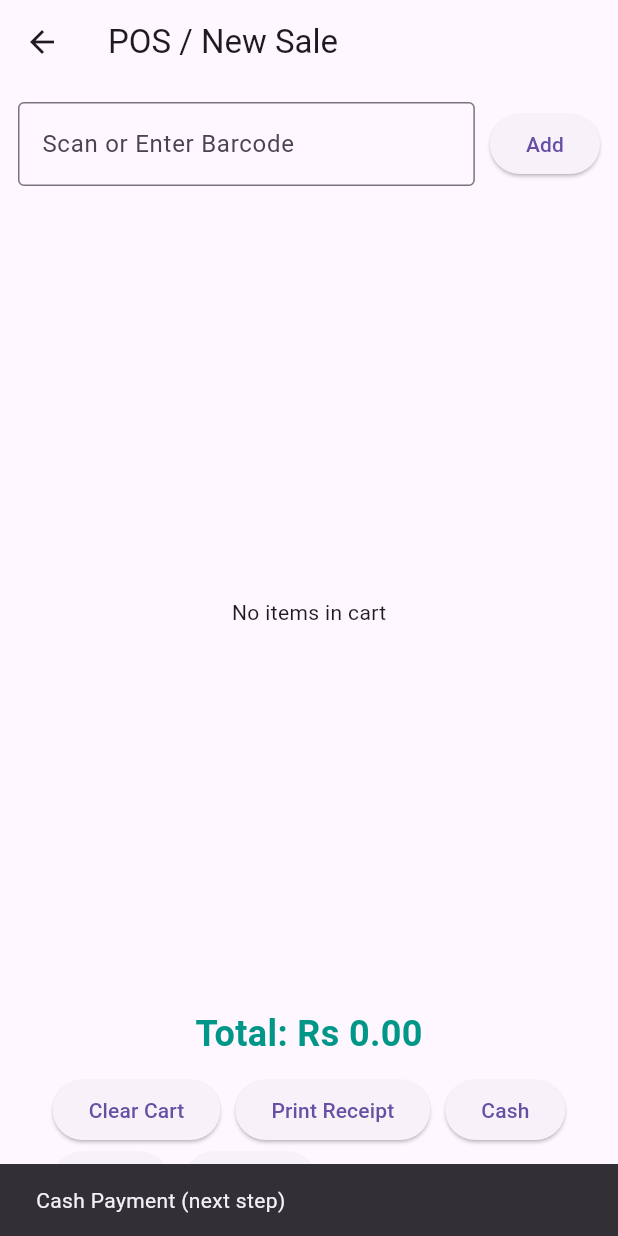
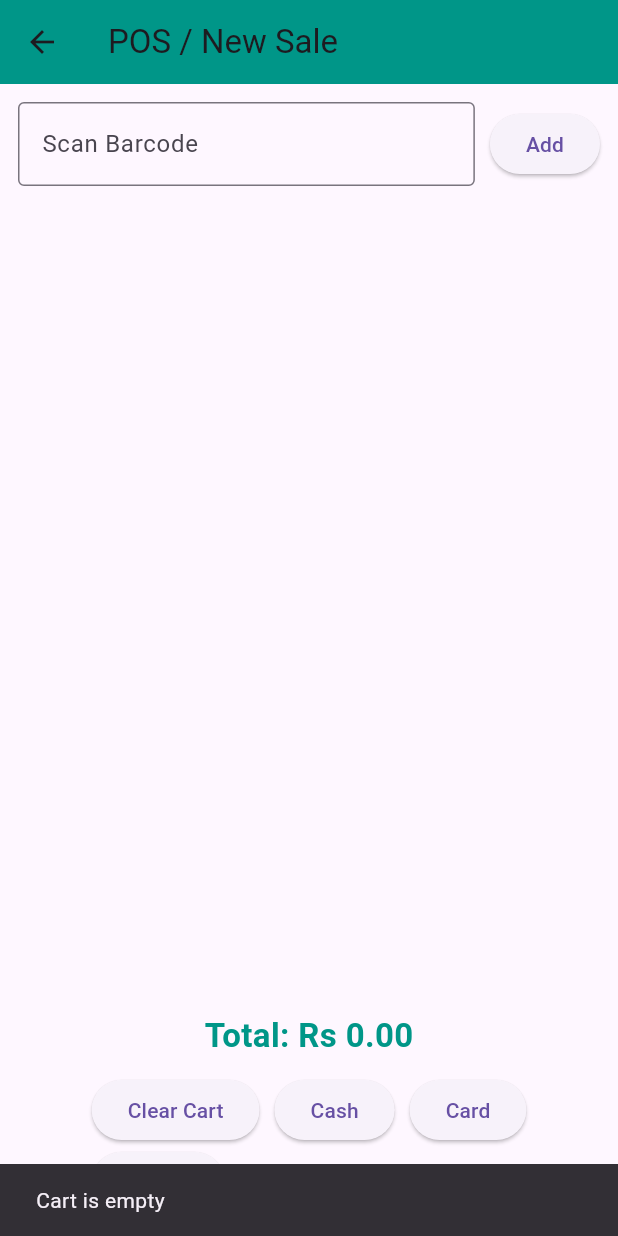
Before and after one commit to Maheen-03/flutter-shop-app-fe, a Flutter app: the PosScreen screen opened directly, after a tap on "Cash", on a phone screen of 412 x 824 dp. Run offline on Flutter 3.47's test engine with Material 3 defaults, Android fonts, the phone set to English and light mode, and no system bars; our stand-ins replace barcode_widget, firebase_auth, firebase_core, pdf, printing; missing offline and left inert: barcode; accounts and stored records are empty; network calls fail.

Commit message:
receipt, barcode, print, barcode pdf added

```diff
--- a/lib/screens/dashboard_screen.dart
+++ b/lib/screens/dashboard_screen.dart
@@ -4,6 +4,7 @@ import 'products_screen.dart';
 import 'categories_screen.dart';
 import 'inventory_screen.dart';
 import 'sales_history_screen.dart';
+import 'menu_screen.dart';
 
 class DashboardScreen extends StatelessWidget {
   const DashboardScreen({super.key});
@@ -70,7 +71,7 @@ class DashboardScreen extends StatelessWidget {
               context,
               "POS",
               Icons.point_of_sale,
-              const AddProductScreen(),
+              const PosScreen(),
             ),
             dashboardButton(
               context,
--- a/lib/screens/menu_screen.dart
+++ b/lib/screens/menu_screen.dart
@@ -1,6 +1,7 @@
 import 'package:flutter/material.dart';
 import 'package:http/http.dart' as http;
 import 'dart:convert';
+import 'receipt_screen.dart';
 
 class PosScreen extends StatefulWidget {
   const PosScreen({super.key});
@@ -15,31 +16,32 @@ class _PosScreenState extends State<PosScreen> {
   List<Map<String, dynamic>> cartItems = [];
   double total = 0;
 
-  // ================= ADD ITEM FROM BACKEND =================
+  final String baseUrl = "https://flutter-shop-app-be.vercel.app";
+
+  // ================= ADD ITEM =================
   Future<void> addItem(String barcode) async {
     if (barcode.isEmpty) return;
 
     try {
       final response = await http.get(
-        Uri.parse(
-            "https://flutter-shop-app-be.vercel.app/products/barcode/$barcode"),
+        Uri.parse("$baseUrl/products/barcode/$barcode"),
       );
 
       if (response.statusCode == 200) {
         final product = jsonDecode(response.body);
 
         setState(() {
-          int index =
-              cartItems.indexWhere((item) => item['id'] == product['id']);
+          int index = cartItems
+              .indexWhere((item) => item['product_id'] == product['id']);
 
           if (index != -1) {
             cartItems[index]['quantity'] += 1;
           } else {
             cartItems.add({
-              'id': product['id'],
-              'name': product['product_name'],
-              'price': product['sale_price'],
-              'quantity': 1,
+              "product_id": product["id"],
+              "name": product["product_name"],
+              "price": product["sale_price"],
+              "quantity": 1,
             });
           }
 
@@ -73,8 +75,6 @@ class _PosScreenState extends State<PosScreen> {
 
   // ================= QUANTITY =================
   void changeQuantity(int index, int qty) {
-    if (qty <= 0) return;
-
     setState(() {
       cartItems[index]['quantity'] = qty;
       calculateTotal();
@@ -89,14 +89,65 @@ class _PosScreenState extends State<PosScreen> {
     });
   }
 
-  // ================= RECEIPT =================
-  void printReceipt() {
-    print("------ RECEIPT ------");
-    for (var item in cartItems) {
-      print(
-          "${item['name']} x${item['quantity']} = ${item['price'] * item['quantity']}");
+  // ================= CREATE SALE =================
+  Future<void> createSale(String paymentMethod) async {
+    if (cartItems.isEmpty) {
+      showMessage("Cart is empty");
+      return;
     }
-    print("Total: $total");
+
+    final url = Uri.parse("$baseUrl/create-sale");
+
+    // 🔥 IMPORTANT: CLONE DATA
+    final List<Map<String, dynamic>> itemsCopy =
+        cartItems.map((item) => Map<String, dynamic>.from(item)).toList();
+
+    final double totalCopy = total;
+
+    Map<String, dynamic> saleData = {
+      "items": itemsCopy.map((item) {
+        return {
+          "product_id": item["product_id"],
+          "quantity": item["quantity"],
+          "price": item["price"],
+        };
+      }).toList(),
+      "total_amount": totalCopy,
+      "payment_method": paymentMethod,
+    };
+
+    try {
+      final response = await http.post(
+        url,
+        headers: {"Content-Type": "application/json"},
+        body: jsonEncode(saleData),
+      );
+
+      if (response.statusCode == 200 || response.statusCode == 201) {
+        final resData = jsonDecode(response.body);
+        String saleId = resData["sale_id"];
+
+        // ✅ NAVIGATE WITH SAFE DATA
+        Navigator.push(
+          context,
+          MaterialPageRoute(
+            builder: (_) => ReceiptScreen(
+              saleId: saleId,
+              items: itemsCopy,
+              total: totalCopy,
+              paymentMethod: paymentMethod,
+            ),
+          ),
+        );
+
+        // ✅ CLEAR AFTER NAVIGATION
+        clearCart();
+      } else {
+        showMessage("Failed to create sale");
+      }
+    } catch (e) {
+      showMessage("Error: $e");
+    }
   }
 
   // ================= SNACKBAR =================
@@ -110,19 +161,22 @@ class _PosScreenState extends State<PosScreen> {
   @override
   Widget build(BuildContext context) {
     return Scaffold(
-      appBar: AppBar(title: const Text('POS / New Sale')),
+      appBar: AppBar(
+        title: const Text('POS / New Sale'),
+        backgroundColor: Colors.teal,
+      ),
       body: Padding(
         padding: const EdgeInsets.all(12),
         child: Column(
           children: [
-            // Barcode input
+            // BARCODE INPUT
             Row(
               children: [
                 Expanded(
                   child: TextField(
                     controller: _barcodeController,
                     decoration: const InputDecoration(
-                      labelText: 'Scan or Enter Barcode',
+                      labelText: 'Scan Barcode',
                       border: OutlineInputBorder(),
                     ),
                     onSubmitted: addItem,
@@ -138,24 +192,22 @@ class _PosScreenState extends State<PosScreen> {
 
             const SizedBox(height: 20),
 
-            // Cart list
+            // CART
             Expanded(
-              child: cartItems.isEmpty
-                  ? const Center(child: Text("No items in cart"))
-                  : ListView.builder(
+              child: ListView.builder(
                 itemCount: cartItems.length,
                 itemBuilder: (context, index) {
                   var item = cartItems[index];
+
                   return Card(
                     child: ListTile(
                       title: Text(item['name']),
-                            subtitle: Text('Price: ${item['price']}'),
+                      subtitle: Text('Rs ${item['price']}'),
                       trailing: Row(
                         mainAxisSize: MainAxisSize.min,
                         children: [
                           IconButton(
-                                  icon: const Icon(Icons.delete,
-                                      color: Colors.red),
+                            icon: const Icon(Icons.delete, color: Colors.red),
                             onPressed: () => removeItem(index),
                           ),
                           SizedBox(
@@ -177,40 +229,31 @@ class _PosScreenState extends State<PosScreen> {
               ),
             ),
 
-            // Total
+            // TOTAL
             Text(
               'Total: Rs ${total.toStringAsFixed(2)}',
               style: const TextStyle(
-                  fontSize: 24,
+                  fontSize: 22,
                   fontWeight: FontWeight.bold,
                   color: Colors.teal),
             ),
 
             const SizedBox(height: 10),
 
-            // Buttons
+            // BUTTONS
             Wrap(
               spacing: 10,
               children: [
                 ElevatedButton(
                     onPressed: clearCart, child: const Text('Clear Cart')),
                 ElevatedButton(
-                    onPressed: printReceipt,
-                    child: const Text('Print Receipt')),
-                ElevatedButton(
-                    onPressed: () {
-                      showMessage("Cash Payment (next step)");
-                    },
+                    onPressed: () => createSale("Cash"),
                     child: const Text('Cash')),
                 ElevatedButton(
-                    onPressed: () {
-                      showMessage("Card Payment (next step)");
-                    },
+                    onPressed: () => createSale("Card"),
                     child: const Text('Card')),
                 ElevatedButton(
-                    onPressed: () {
-                      showMessage("Online Payment (next step)");
-                    },
+                    onPressed: () => createSale("Online"),
                     child: const Text('Online')),
               ],
             )
--- a/pubspec.yaml
+++ b/pubspec.yaml
@@ -33,7 +33,10 @@ dependencies:
   firebase_core: ^2.22.0
   firebase_auth: ^4.10.0
   http: ^1.2.0
-
+  pdf: ^3.10.7
+  printing: ^5.12.0
+  barcode_widget: ^2.0.4
+  barcode: ^2.2.4
   # The following adds the Cupertino Icons font to your application.
   # Use with the CupertinoIcons class for iOS style icons.
   cupertino_icons: ^1.0.6
```
Also changed, not shown: lib/screens/add_product_screen.dart (+74 -14 lines), lib/screens/barcode_pdf_generator.dart (added, +63 -0 lines), lib/screens/barcode_screen.dart (added, +72 -0 lines), lib/screens/products_screen.dart (+58 -7 lines), lib/screens/receipt_screen.dart (added, +181 -0 lines), pubspec.lock, 5 other files. Lines whose indentation alone changed are shown as unchanged.
